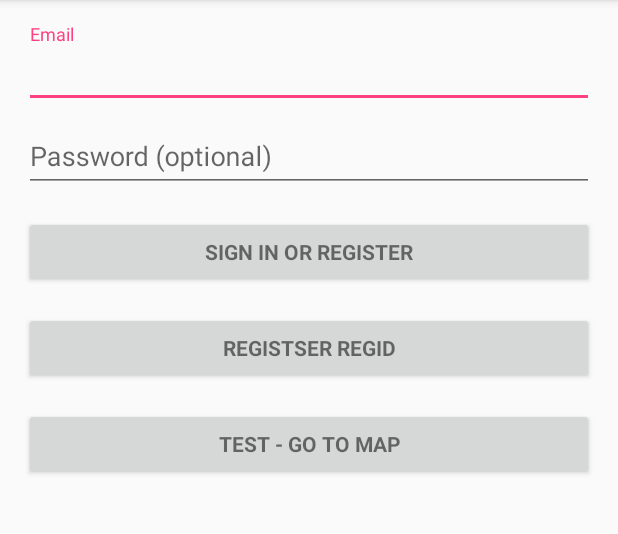
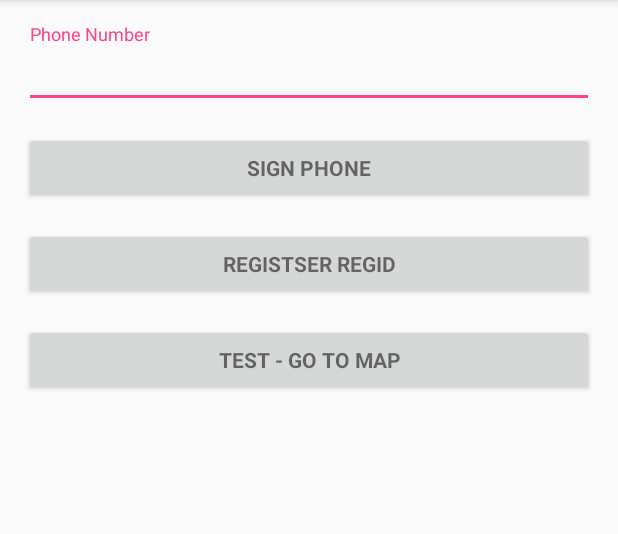
Before and after one commit to atomic/CoupleTones, an Android app: the screen it shows after launch (LoginActivity), on a phone screen of 412 x 824 dp, the part 84-618 px from its top. Run offline under Robolectric (Android 15) with nearby library versions, the phone set to English and light mode, and no system bars; 2 statements that could not run were skipped.

Commit message:
Edit forms to add phone number instead of email signin

```diff
--- a/app/src/main/res/layout/activity_login.xml
+++ b/app/src/main/res/layout/activity_login.xml
@@ -38,26 +38,8 @@
                     android:id="@+id/email"
                     android:layout_width="match_parent"
                     android:layout_height="wrap_content"
-                    android:hint="@string/prompt_email"
-                    android:inputType="textEmailAddress"
-                    android:maxLines="1"
-                    android:singleLine="true"/>
-
-            </android.support.design.widget.TextInputLayout>
-
-            <android.support.design.widget.TextInputLayout
-                android:layout_width="match_parent"
-                android:layout_height="wrap_content">
-
-                <EditText
-                    android:id="@+id/password"
-                    android:layout_width="match_parent"
-                    android:layout_height="wrap_content"
-                    android:hint="@string/prompt_password"
-                    android:imeActionId="@+id/login"
-                    android:imeActionLabel="@string/action_sign_in_short"
-                    android:imeOptions="actionUnspecified"
-                    android:inputType="textPassword"
+                    android:hint="@string/prompt_phone"
+                    android:inputType="phone"
                     android:maxLines="1"
                     android:singleLine="true"/>
 
@@ -69,7 +51,7 @@
                 android:layout_width="match_parent"
                 android:layout_height="wrap_content"
                 android:layout_marginTop="16dp"
-                android:text="@string/action_sign_in"
+                android:text="@string/action_sign_phone"
                 android:textStyle="bold"/>
             <Button
                 android:id="@+id/reg_id_button"
--- a/app/src/main/res/values/strings.xml
+++ b/app/src/main/res/values/strings.xml
@@ -17,4 +17,6 @@
     <string name="test_goto_map">Test - Go to Map</string>
     <string name="register_regid">Registser RegID</string>
     <string name="gcm_project_id">870119592082</string>
+    <string name="prompt_phone">Phone Number</string>
+    <string name="action_sign_phone">Sign Phone</string>
 </resources>
```
Also changed, not shown: app/src/main/java/cse110/team17/coupletones/LoginActivity.java (+8 -23 lines).
